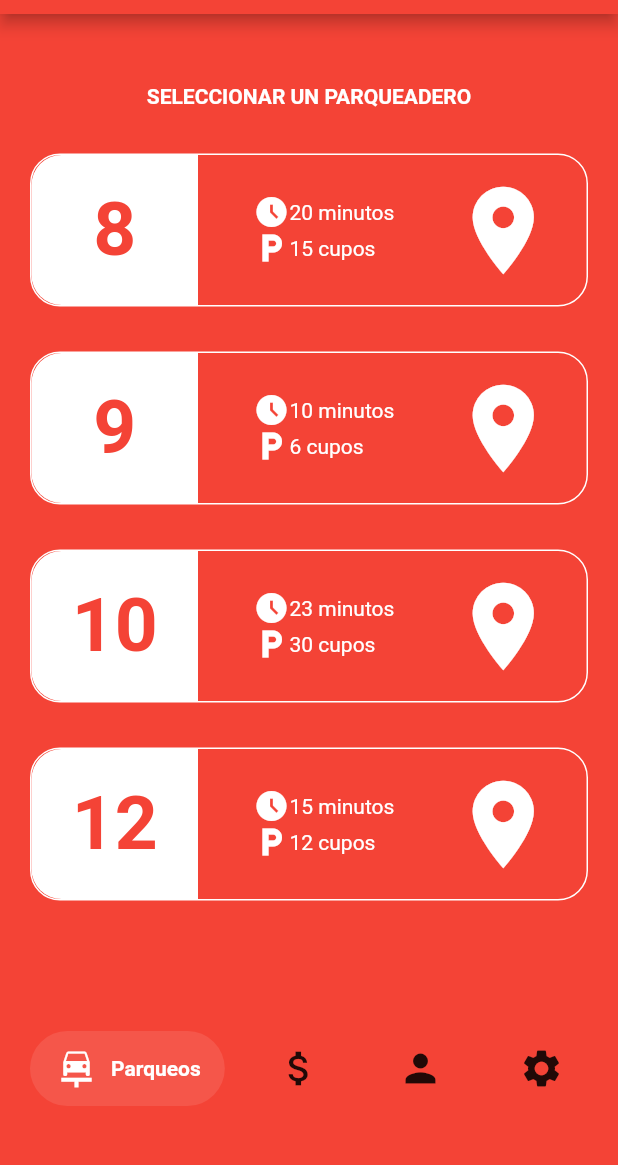
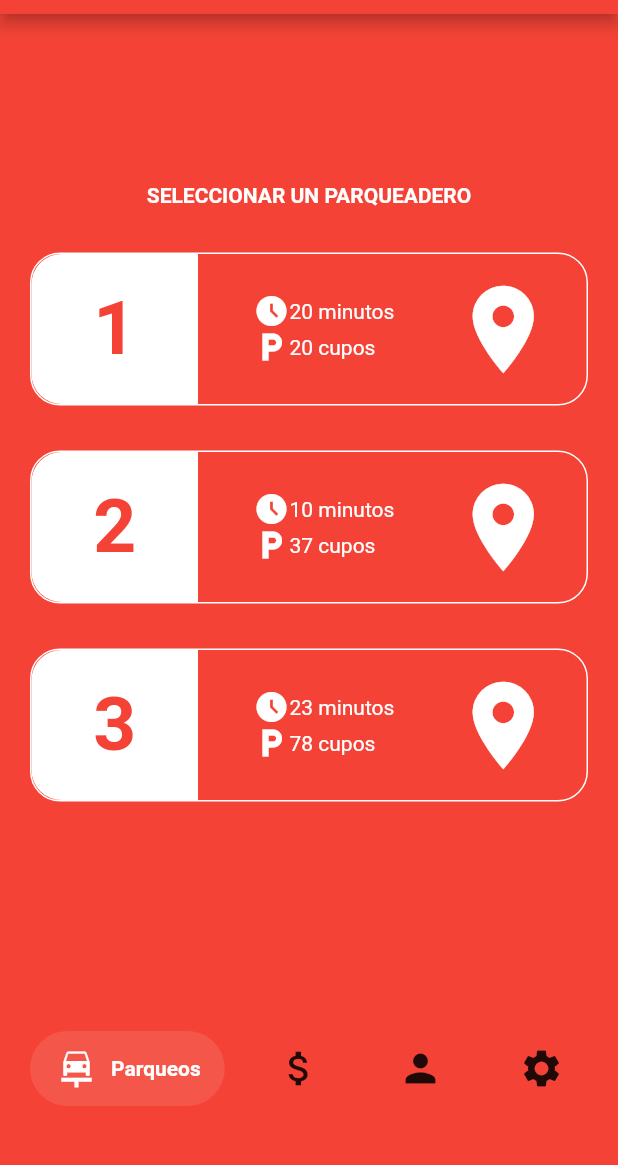
Before and after one commit to ResoCoder/flutter-bottom-navigation-with-nested-routing-tutorial, a Flutter app: the screen it shows after launch, on a phone screen of 412 x 824 dp, the part 70-1235 px from its top. Run offline on Flutter 3.47's test engine with Material 2 defaults, Android fonts, the phone set to English and light mode, and no system bars; drawn by our look-alikes of salomon_bottom_bar; our stand-ins replace auto_route, geolocator, google_maps_flutter; missing offline and left inert: dart:html.

Commit message:
clase viernes

```diff
--- a/lib/data/app_data.dart
+++ b/lib/data/app_data.dart
@@ -2,6 +2,7 @@
 
 import 'package:flutter/material.dart';
 import 'package:flutter_bottom_navigation_with_nested_routing_tutorial/widgets.dart';
+import 'dart:math';
 
 class Post {
   static final posts = [
@@ -27,33 +28,31 @@ class User {
 
   User(this.color, this.username, this.id);
 }
+Random random = Random();
+            int randomNumber1 = random.nextInt(100);
+            int randomNumber2 = random.nextInt(100);
+            int randomNumber3 = random.nextInt(100);
 
 class Parqueo {
   static final parqueos = [
     ParqueoWidget(
         parqueoColor: Colors.white,
         parqueoId: 0,
-        numeroParqueo: 8,
-        cupoParqueo: 15,
+        numeroParqueo: 1,
+        cupoParqueo: randomNumber1,
         tiempoParqueo: 20),
     ParqueoWidget(
         parqueoColor: Colors.white,
         parqueoId: 1,
-        numeroParqueo: 9,
-        cupoParqueo: 6,
+        numeroParqueo: 2,
+        cupoParqueo: randomNumber2,
         tiempoParqueo: 10),
     ParqueoWidget(
         parqueoColor: Colors.white,
         parqueoId: 2,
-        numeroParqueo: 10,
-        cupoParqueo: 30,
+        numeroParqueo: 3,
+        cupoParqueo: randomNumber3,
         tiempoParqueo: 23),
-    ParqueoWidget(
-        parqueoColor: Colors.white,
-        parqueoId: 3,
-        numeroParqueo: 12,
-        cupoParqueo: 12,
-        tiempoParqueo: 15),
   ];
   final Color color;
   final int id;
--- a/lib/parqueos/single_parqueo_page.dart
+++ b/lib/parqueos/single_parqueo_page.dart
@@ -4,6 +4,7 @@ import 'package:flutter/material.dart';
 import 'package:flutter_bottom_navigation_with_nested_routing_tutorial/data/app_data.dart';
 import 'package:auto_route/src/router/controller/controller_scope.dart';
 import 'package:flutter_bottom_navigation_with_nested_routing_tutorial/widgets.dart';
+import 'package:flutter_bottom_navigation_with_nested_routing_tutorial/mapa/mapa_page.dart';
 
 class SingleParqueoPage extends StatelessWidget {
   final int parqueoId;
--- a/pubspec.yaml
+++ b/pubspec.yaml
@@ -13,7 +13,7 @@ dependencies:
   salomon_bottom_bar: ^3.1.0
   google_maps_flutter_web: ^0.4.0+3
   geolocator: ^9.0.2
-  google_maps_flutter: ^2.2.1
+  google_maps_flutter: ^2.1.8
 
 dev_dependencies:
   flutter_test:
```
Also changed, not shown: lib/mapa/mapa_page.dart (added, +132 -0 lines), lib/widgets.dart (+5 -126 lines), 1 other file.
